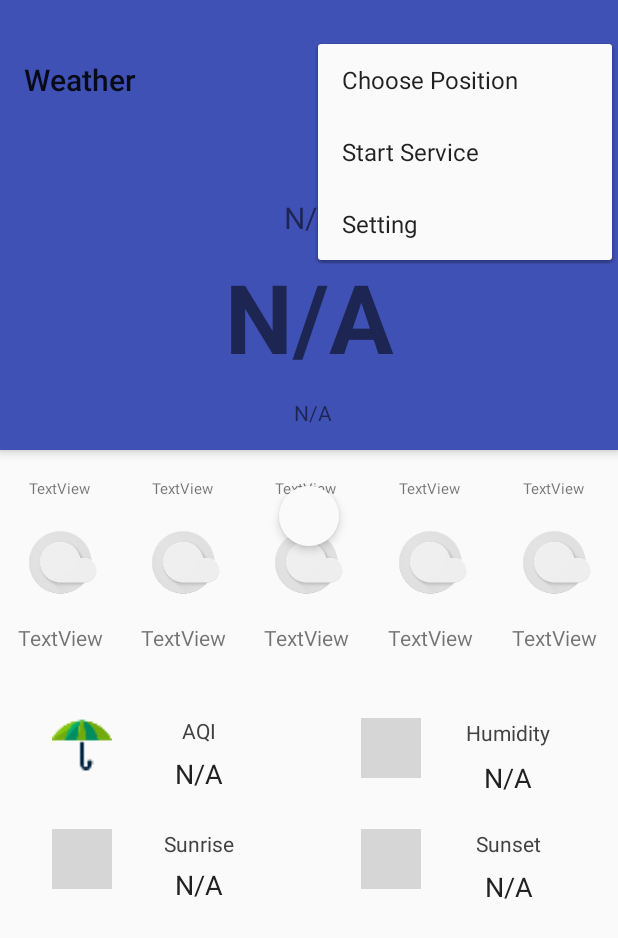
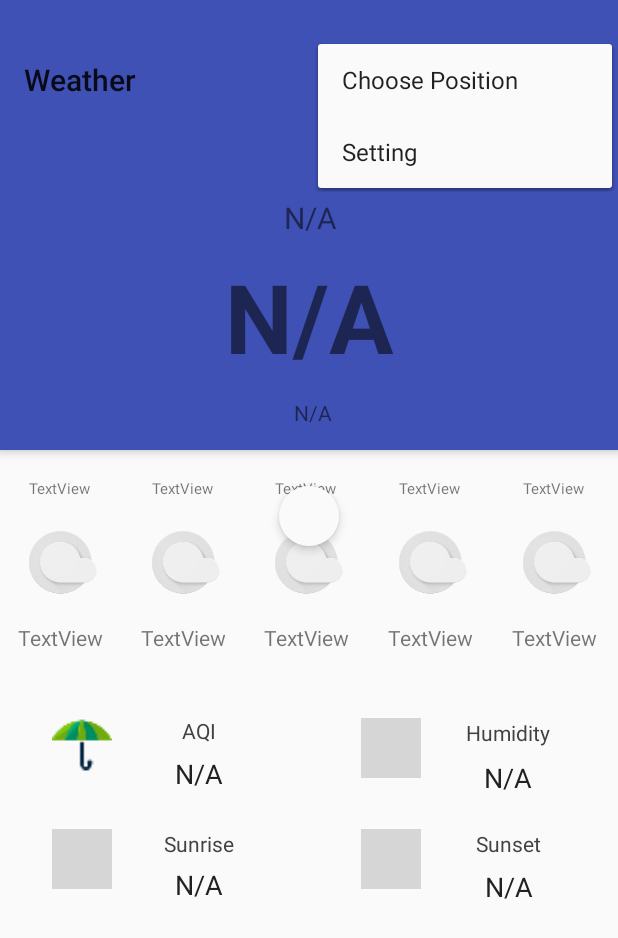
Before and after one commit to awais-khokhar/Weather, an Android app: the screen it shows after launch (WeatherActivity), with the options menu open, on a phone screen of 412 x 824 dp. Shown: the top 938 px of the screen. Run offline under Robolectric (Android 15) with nearby library versions, the light colour scheme and no system bars; grey boxes are pictures that could not be loaded.

Commit message:
上架前的准备

```diff
--- a/app/build.gradle
+++ b/app/build.gradle
@@ -7,8 +7,8 @@ android {
         applicationId "top.maweihao.weather"
         minSdkVersion 19
         targetSdkVersion 25
-        versionCode 1
-        versionName "1.0"
+        versionCode 13
+        versionName "1.0.0"
         testInstrumentationRunner "android.support.test.runner.AndroidJUnitRunner"
         vectorDrawables.useSupportLibrary = true
     }
--- a/app/src/main/AndroidManifest.xml
+++ b/app/src/main/AndroidManifest.xml
@@ -24,15 +24,15 @@
             android:name=".WeatherActivity"
             android:label="@string/weather"
             android:launchMode="singleTask"
-            android:theme="@style/WeatherActivityTheme" />
-        <activity android:name=".ChoosePositionActivity" />
-        <activity android:name=".MainActivity">
+            android:theme="@style/WeatherActivityTheme">
             <intent-filter>
                 <action android:name="android.intent.action.MAIN" />
 
                 <category android:name="android.intent.category.LAUNCHER" />
             </intent-filter>
         </activity>
+        <activity android:name=".ChoosePositionActivity" />
+        <activity android:name=".MainActivity" />
 
         <service
             android:name=".SyncService"
--- a/app/src/main/java/top/maweihao/weather/MainActivity.java
+++ b/app/src/main/java/top/maweihao/weather/MainActivity.java
@@ -1,7 +1,6 @@
 package top.maweihao.weather;
 
 import android.content.Intent;
-import android.content.SharedPreferences;
 import android.os.Bundle;
 import android.preference.PreferenceManager;
 import android.support.v7.app.AppCompatActivity;
@@ -13,12 +12,12 @@ public class MainActivity extends AppCompatActivity {
         super.onCreate(savedInstanceState);
 //        setContentView(R.layout.activity_main);
         PreferenceManager.setDefaultValues(this, R.xml.settingpreference, false);
-        SharedPreferences prefs = PreferenceManager.getDefaultSharedPreferences(this);
-        if (prefs.getLong("refresh_time_interval", 0) == 0) {
-            SharedPreferences.Editor editor = PreferenceManager.getDefaultSharedPreferences(this).edit();
-            editor.putLong("refresh_time_interval", 60*60*1000);  //默认刷新间隔分钟数
-            editor.apply();
-        }
+//        SharedPreferences prefs = PreferenceManager.getDefaultSharedPreferences(this);
+//        if (prefs.getLong("refresh_time_interval", 0) == 0) {
+//            SharedPreferences.Editor editor = PreferenceManager.getDefaultSharedPreferences(this).edit();
+//            editor.putLong("refresh_time_interval", 60*60*1000);  //默认刷新间隔分钟数
+//            editor.apply();
+//        }
 
         Intent intent = new Intent(this, WeatherActivity.class);
         startActivity(intent);
--- a/app/src/main/res/menu/nav_menu.xml
+++ b/app/src/main/res/menu/nav_menu.xml
@@ -10,6 +10,7 @@
         <item
             android:id="@+id/start_service"
             android:title="Start Service"
+            android:visible="false"
             app:showAsAction="never" />
         <item
             android:id="@+id/setting"
--- a/gradle.properties
+++ b/gradle.properties
@@ -16,3 +16,7 @@
 systemProp.http.proxyHost=127.0.0.1
 org.gradle.jvmargs=-Xmx1536m
 systemProp.http.proxyPort=1080
+KEY_PATH=/home/ma/key_store/maweihao_key.jks
+KAY_PASS=$cpynvXt&h=:rt#
+ALIAS_NAME=weather_maweihao
+ALIAS_PASS=@221012We
```
Also changed, not shown: app/src/main/java/top/maweihao/weather/SyncService.java (+4 -4 lines), app/src/main/java/top/maweihao/weather/WeatherActivity.java (+10 -5 lines), 2 other files.
